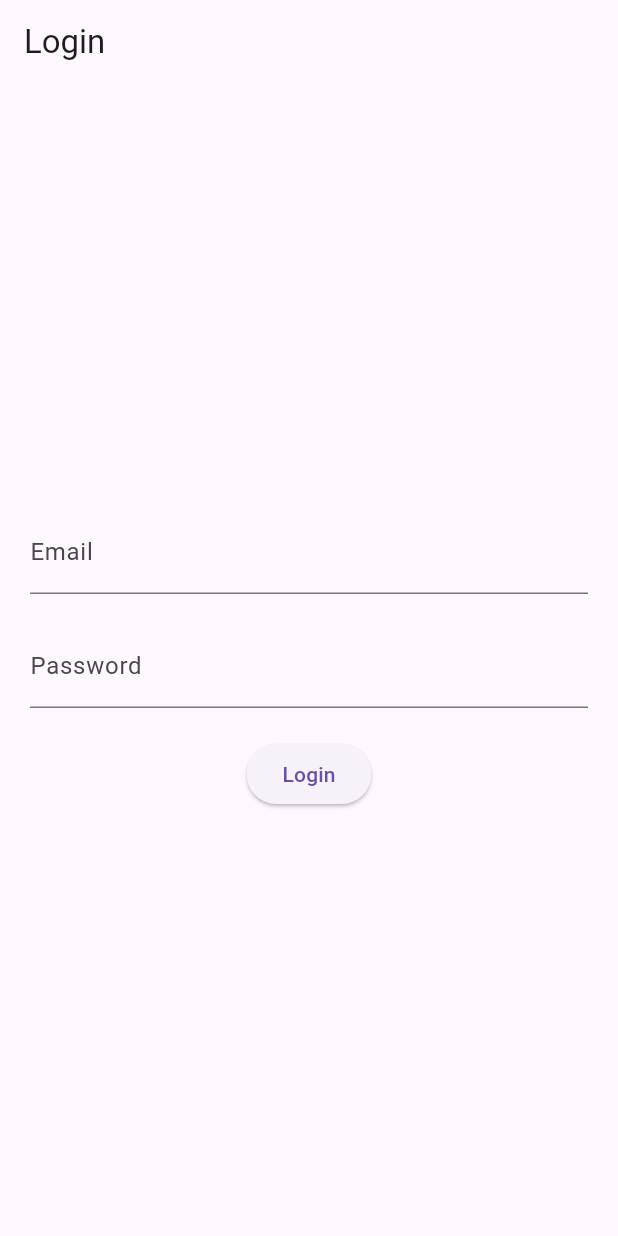
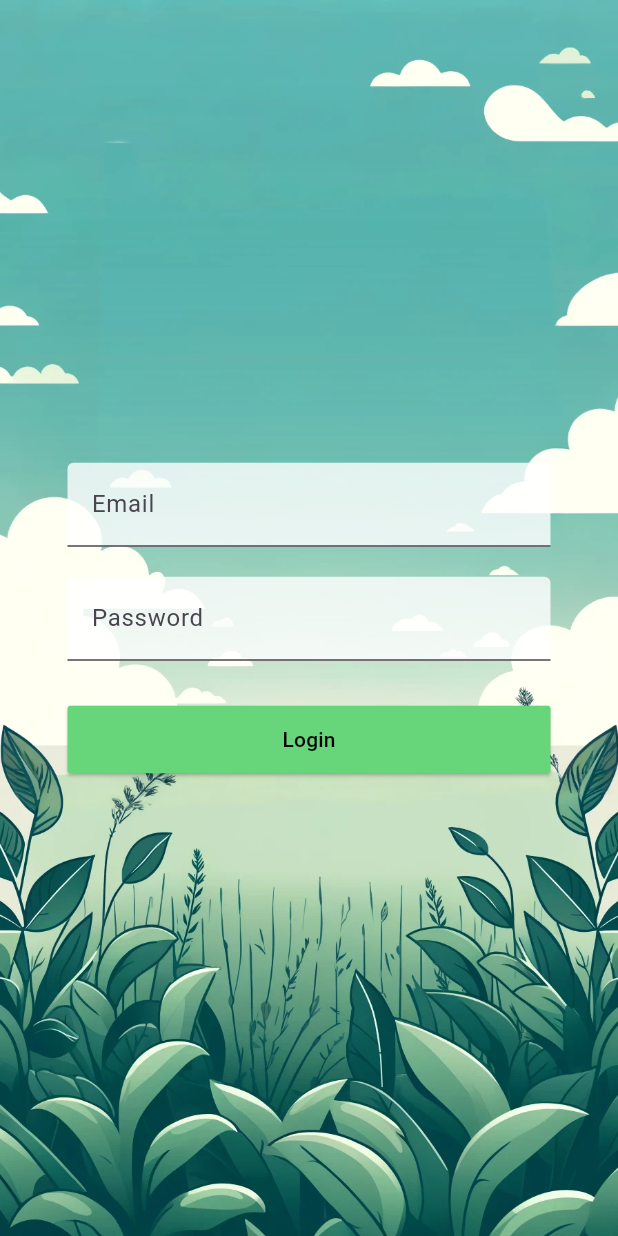
Before and after one commit to Gaia-Artemis-Codethon/Gaia, a Flutter app: the screen it shows after launch, on a phone screen of 412 x 824 dp. Run offline on Flutter 3.47's test engine with Material 3 defaults, Android fonts, the phone set to English and light mode, and no system bars; our stand-ins replace cached_network_image, flutter_animate, flutter_map, flutter_spinkit, flutter_svg, fluttertoast and 4 more; missing offline and left inert: dart:ffi, flutter_guid, geocode, vector_map_tiles; accounts and stored records are empty; project files that could hold a hidden picture were left out.

Commit message:
cambios login

```diff
--- a/lib/pages/home_page.dart
+++ b/lib/pages/home_page.dart
@@ -175,33 +175,11 @@ class _HomePageState extends State<HomePage> {
           children: [
             const SizedBox(height: 30),
             const Text(
-              "Your Plot",
+              "Marketplace",
               style: TextStyle(
                   color: Colors.black,
                   fontSize: 24,
                   fontWeight: FontWeight.bold),
-            ),
-            GestureDetector(
-              onTap: () {
-                Navigator.push(
-                  context,
-                  MaterialPageRoute(
-                    builder: (context) => const GridPage(),
-                  ),
-                );
-              },
-              child: Container(
-                margin: EdgeInsets.only(top: 20),
-                width: MediaQuery.of(context).size.width * 0.8,
-                height: MediaQuery.of(context).size.width * 0.4,
-                decoration: BoxDecoration(
-                  borderRadius: BorderRadius.circular(20),
-                  image: DecorationImage(
-                    image: AssetImage('images/com.png'),
-                    fit: BoxFit.cover,
-                  ),
-                ),
-              ),
             ),
             GestureDetector(
               onTap: () {
@@ -213,11 +191,33 @@ class _HomePageState extends State<HomePage> {
                   ),
                 );
               },
+              child: Container(
+                margin: EdgeInsets.only(top: 20),
+                width: MediaQuery.of(context).size.width * 0.8,
+                height: MediaQuery.of(context).size.height * 0.3,
+                decoration: BoxDecoration(
+                  borderRadius: BorderRadius.circular(20),
+                  image: DecorationImage(
+                    image: AssetImage('images/marketplace.png'),
+                    fit: BoxFit.cover,
+                  ),
+                ),
+              ),
+            ),
+            GestureDetector(
+              onTap: () {
+                Navigator.push(
+                  context,
+                  MaterialPageRoute(
+                    builder: (context) => const GridPage(),
+                  ),
+                );
+              },
               child: Column(
                 children: [
                   SizedBox(height: 20),
                   const Text(
-                    "Marketplace",
+                    "Your Plot",
                     style: TextStyle(
                       color: Colors.black,
                       fontSize: 24,
@@ -227,11 +227,11 @@ class _HomePageState extends State<HomePage> {
                   Container(
                     margin: EdgeInsets.only(top: 20),
                     width: MediaQuery.of(context).size.width * 0.8,
-                    height: MediaQuery.of(context).size.width * 0.4,
+                    height: MediaQuery.of(context).size.height * 0.3,
                     decoration: BoxDecoration(
                       borderRadius: BorderRadius.circular(20),
                       image: DecorationImage(
-                        image: AssetImage('images/marketplace.png'),
+                        image: AssetImage('images/com.png'),
                         fit: BoxFit.cover,
                       ),
                     ),
--- a/lib/pages/login/loginPage.dart
+++ b/lib/pages/login/loginPage.dart
@@ -41,8 +41,7 @@ class _LoginPageState extends State<LoginPage> {
               builder: (context) => HomePage(user.id),
             ),
           );
-        }
-        else{
+        } else {
           Navigator.push(
             context,
             MaterialPageRoute(
@@ -71,11 +70,15 @@ class _LoginPageState extends State<LoginPage> {
   @override
   Widget build(BuildContext context) {
     return Scaffold(
-      appBar: AppBar(
-        title: Text('Login'),
+      body: Container(
+        decoration: BoxDecoration(
+          image: DecorationImage(
+            image: AssetImage('images/login.png'),
+            fit: BoxFit.cover,
           ),
-      body: Padding(
-        padding: EdgeInsets.all(20.0),
+        ),
+        child: Padding(
+          padding: EdgeInsets.all(45.0),
           child: Column(
             mainAxisAlignment: MainAxisAlignment.center,
             children: <Widget>[
@@ -83,6 +86,12 @@ class _LoginPageState extends State<LoginPage> {
                 controller: _emailController,
                 decoration: InputDecoration(
                   labelText: 'Email',
+                  filled: true,
+                  fillColor: Colors.white.withOpacity(0.8),
+                  focusedBorder: UnderlineInputBorder(
+                    borderSide:
+                        BorderSide(color: Color.fromARGB(255, 61, 196, 86)),
+                  ),
                 ),
               ),
               SizedBox(height: 20.0),
@@ -91,14 +100,38 @@ class _LoginPageState extends State<LoginPage> {
                 obscureText: true,
                 decoration: InputDecoration(
                   labelText: 'Password',
+                  filled: true,
+                  fillColor: Colors.white.withOpacity(0.8),
+                  focusedBorder: UnderlineInputBorder(
+                    borderSide: BorderSide(color: Color(0xFF67D67B)),
                   ),
                 ),
-            SizedBox(height: 20.0),
-            ElevatedButton(
+              ),
+              SizedBox(height: 30.0),
+              SizedBox(
+                width: double.infinity,
+                height: 45.0, // Match the height of the TextField
+                child: ElevatedButton(
                   onPressed: _login,
-              child: Text('Login'),
+                  style: ButtonStyle(
+                    backgroundColor:
+                        MaterialStateProperty.all<Color>(Color(0xFF67D67B)),
+                    shape: MaterialStateProperty.all<RoundedRectangleBorder>(
+                      RoundedRectangleBorder(
+                        borderRadius: BorderRadius.circular(2.0),
+                      ),
+                    ),
+                  ),
+                  child: Text(
+                    'Login',
+                    style: TextStyle(
+                      color: Colors.black,
+                    ),
+                  ),
+                ),
               ),
             ],
+          ),
         ),
       ),
     );
```
Also changed, not shown: images/login.png (added), pubspec.lock. Lines whose indentation alone changed are shown as unchanged.
